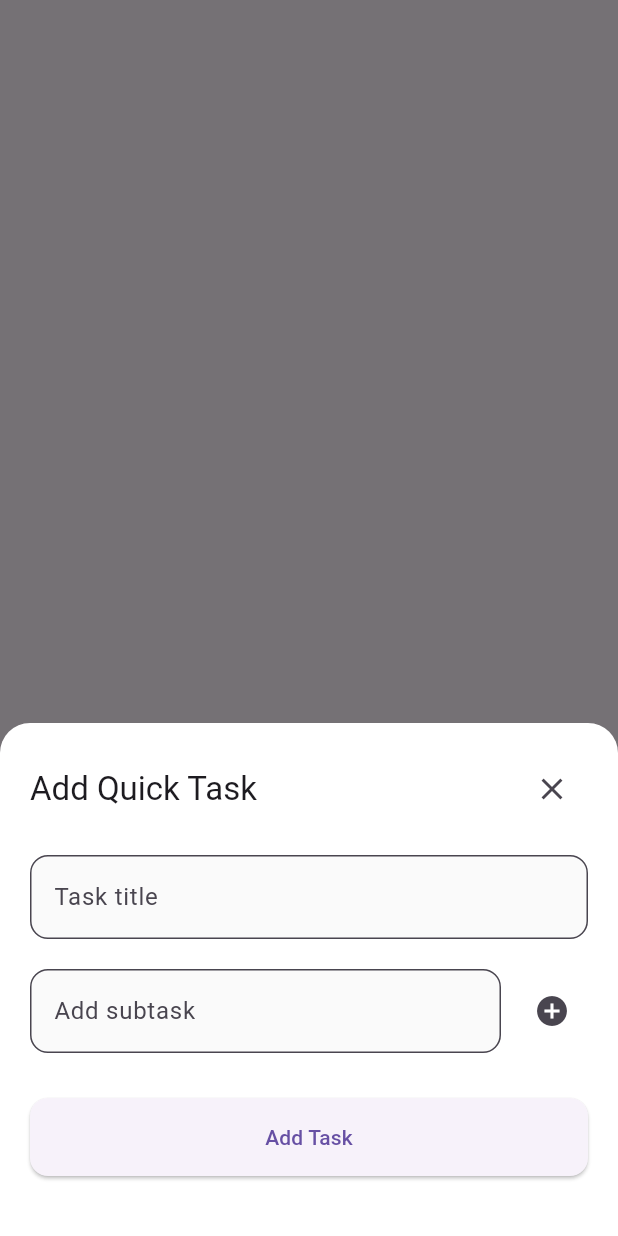
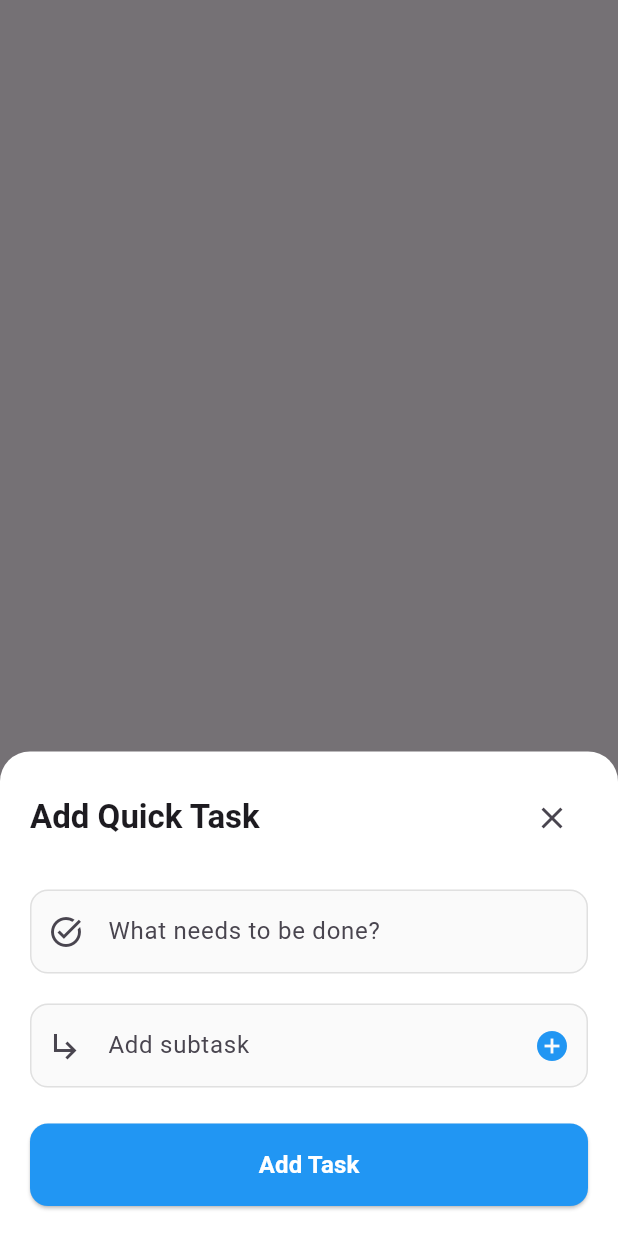
Before and after one commit to sofia883/todo_repo, a Flutter app: what showQuickAddTaskSheet() shows on an empty page, opened directly with empty values, on a phone screen of 412 x 824 dp. Run offline on Flutter 3.47's test engine with Material 3 defaults, Android fonts, the phone set to English and light mode, and no system bars; our stand-ins replace flutter_local_notifications, google_fonts, image_picker, percent_indicator, permission_handler, shared_preferences and 1 more; accounts and stored records are empty.

Commit message:
added functionality of adding ,updating and deleting of a quick task

```diff
--- a/lib/data/todo_service.dart
+++ b/lib/data/todo_service.dart
@@ -401,12 +401,11 @@ class QuickSubTask {
     );
   }
 }
-
 class QuickTask {
   final String id;
   final String title;
   final DateTime createdAt;
-  final List<QuickSubTask> subtasks; // Updated to QuickSubTask
+  final List<QuickSubTask> subtasks;
   bool? isCompleted;
 
   QuickTask({
@@ -414,7 +413,7 @@ class QuickTask {
     required this.title,
     required this.createdAt,
     required this.subtasks,
-    this.isCompleted = false,
+    this.isCompleted,
   });
 
   Map<String, dynamic> toJson() {
--- a/lib/screens/home.dart
+++ b/lib/screens/home.dart
@@ -2359,6 +2359,18 @@ void showQuickAddTaskSheet(
   final List<QuickSubTask> subtasks = [];
   bool isLoading = false;
 
+  void addSubtask() {
+    if (subtaskController.text.trim().isNotEmpty) {
+      subtasks.add(
+        QuickSubTask(
+          id: DateTime.now().millisecondsSinceEpoch.toString(),
+          title: subtaskController.text.trim(),
+        ),
+      );
+      subtaskController.clear();
+    }
+  }
+
   showModalBottomSheet(
     context: context,
     isScrollControlled: true,
@@ -2383,12 +2395,15 @@ void showQuickAddTaskSheet(
                 mainAxisSize: MainAxisSize.min,
                 crossAxisAlignment: CrossAxisAlignment.start,
                 children: [
+                  // Header
                   Row(
                     mainAxisAlignment: MainAxisAlignment.spaceBetween,
                     children: [
                       Text(
                         'Add Quick Task',
-                        style: Theme.of(context).textTheme.titleLarge,
+                        style: Theme.of(context).textTheme.titleLarge?.copyWith(
+                              fontWeight: FontWeight.bold,
+                            ),
                       ),
                       IconButton(
                         icon: const Icon(Icons.close),
@@ -2396,13 +2411,21 @@ void showQuickAddTaskSheet(
                       ),
                     ],
                   ),
-                  const SizedBox(height: 20),
+                  const SizedBox(height: 24),
+
+                  // Task Title Field
                   TextField(
                     controller: taskTitleController,
                     decoration: InputDecoration(
-                      hintText: 'Task title',
+                      hintText: 'What needs to be done?',
+                      prefixIcon: const Icon(Icons.task_alt),
                       border: OutlineInputBorder(
                         borderRadius: BorderRadius.circular(12),
+                        borderSide: BorderSide(color: Colors.grey[300]!),
+                      ),
+                      enabledBorder: OutlineInputBorder(
+                        borderRadius: BorderRadius.circular(12),
+                        borderSide: BorderSide(color: Colors.grey[300]!),
                       ),
                       filled: true,
                       fillColor: Colors.grey[50],
@@ -2410,62 +2433,83 @@ void showQuickAddTaskSheet(
                     textCapitalization: TextCapitalization.sentences,
                   ),
                   const SizedBox(height: 20),
-                  Row(
-                    children: [
-                      Expanded(
-                        child: TextField(
+
+                  // Subtask Field
+                  TextField(
                     controller: subtaskController,
                     decoration: InputDecoration(
                       hintText: 'Add subtask',
+                      prefixIcon: const Icon(Icons.subdirectory_arrow_right),
+                      suffixIcon: IconButton(
+                        icon: const Icon(Icons.add_circle, color: Colors.blue),
+                        onPressed: () {
+                          setState(() {
+                            addSubtask();
+                          });
+                        },
+                      ),
                       border: OutlineInputBorder(
                         borderRadius: BorderRadius.circular(12),
+                        borderSide: BorderSide(color: Colors.grey[300]!),
+                      ),
+                      enabledBorder: OutlineInputBorder(
+                        borderRadius: BorderRadius.circular(12),
+                        borderSide: BorderSide(color: Colors.grey[300]!),
                       ),
                       filled: true,
                       fillColor: Colors.grey[50],
                     ),
                     textCapitalization: TextCapitalization.sentences,
-                        ),
-                      ),
-                      const SizedBox(width: 10),
-                      IconButton(
-                        icon: const Icon(Icons.add_circle),
-                        onPressed: () {
-                          if (subtaskController.text.trim().isNotEmpty) {
-                            setState(() {
-                              subtasks.add(
-                                QuickSubTask(
-                                  id: DateTime.now()
-                                      .millisecondsSinceEpoch
-                                      .toString(),
-                                  title: subtaskController.text.trim(),
-                                ),
-                              );
-                              subtaskController.clear();
-                            });
-                          }
-                        },
-                      ),
-                    ],
-                  ),
-                  const SizedBox(height: 10),
+                    onSubmitted: (value) {
+                      setState(() {
+                        addSubtask();
+                      });
+                    },
+                  ),
+
+                  // Subtasks List
                   if (subtasks.isNotEmpty) ...[
-                    const SizedBox(height: 10),
+                    const SizedBox(height: 20),
                     Text(
-                      'Subtasks:',
-                      style: Theme.of(context).textTheme.titleMedium,
-                    ),
-                    const SizedBox(height: 10),
-                    ListView.builder(
+                      'Subtasks (${subtasks.length})',
+                      style: Theme.of(context).textTheme.titleMedium?.copyWith(
+                            fontWeight: FontWeight.w600,
+                            color: Colors.grey[700],
+                          ),
+                    ),
+                    const SizedBox(height: 12),
+                    Container(
+                      decoration: BoxDecoration(
+                        borderRadius: BorderRadius.circular(12),
+                        border: Border.all(color: Colors.grey[200]!),
+                      ),
+                      child: ListView.separated(
                         shrinkWrap: true,
                         physics: const NeverScrollableScrollPhysics(),
                         itemCount: subtasks.length,
+                        separatorBuilder: (context, index) => Divider(
+                          height: 1,
+                          color: Colors.grey[200],
+                        ),
                         itemBuilder: (context, index) {
                           final subtask = subtasks[index];
                           return ListTile(
-                          contentPadding: EdgeInsets.zero,
-                          title: Text(subtask.title),
+                            dense: true,
+                            leading: const Icon(
+                              Icons.circle_outlined,
+                              size: 16,
+                              color: Colors.grey,
+                            ),
+                            title: Text(
+                              subtask.title,
+                              style: const TextStyle(fontSize: 15),
+                            ),
                             trailing: IconButton(
-                            icon: const Icon(Icons.remove_circle_outline),
+                              icon: Icon(
+                                Icons.remove_circle_outline,
+                                color: Colors.red[400],
+                                size: 20,
+                              ),
                               onPressed: () {
                                 setState(() {
                                   subtasks.removeAt(index);
@@ -2475,8 +2519,11 @@ void showQuickAddTaskSheet(
                           );
                         },
                       ),
-                  ],
-                  const SizedBox(height: 20),
+                    ),
+                  ],
+
+                  // Add Task Button
+                  const SizedBox(height: 24),
                   SizedBox(
                     width: double.infinity,
                     child: ElevatedButton(
@@ -2485,6 +2532,7 @@ void showQuickAddTaskSheet(
                         shape: RoundedRectangleBorder(
                           borderRadius: BorderRadius.circular(12),
                         ),
+                        backgroundColor: Colors.blue,
                       ),
                       onPressed: isLoading
                           ? null
@@ -2496,6 +2544,13 @@ void showQuickAddTaskSheet(
                                   ),
                                 );
                                 return;
+                              }
+
+                              // Add any remaining subtask that hasn't been added
+                              if (subtaskController.text.trim().isNotEmpty) {
+                                setState(() {
+                                  addSubtask();
+                                });
                               }
 
                               setState(() {
@@ -2513,16 +2568,14 @@ void showQuickAddTaskSheet(
                                 );
 
                                 await QuickTaskService.addTask(newTask);
-
-                                // Call the callback to update the parent widget
                                 onTaskAdded(newTask);
-
                                 Navigator.pop(context);
                               } catch (e) {
                                 ScaffoldMessenger.of(context).showSnackBar(
                                   const SnackBar(
                                     content: Text(
                                         'Failed to add task. Please try again.'),
+                                    backgroundColor: Colors.red,
                                   ),
                                 );
                               } finally {
@@ -2537,12 +2590,20 @@ void showQuickAddTaskSheet(
                               width: 20,
                               child: CircularProgressIndicator(
                                 strokeWidth: 2,
+                                valueColor:
+                                    AlwaysStoppedAnimation<Color>(Colors.white),
                               ),
                             )
-                          : const Text('Add Task'),
-                    ),
-                  ),
-                  const SizedBox(height: 20),
+                          : const Text(
+                              'Add Task',
+                              style: TextStyle(
+                                fontSize: 16,
+                                fontWeight: FontWeight.bold,
+                                color: Colors.white,
+                              ),
+                            ),
+                    ),
+                  ),
                 ],
               ),
             ),
```
Lines whose indentation alone changed are shown as unchanged.
